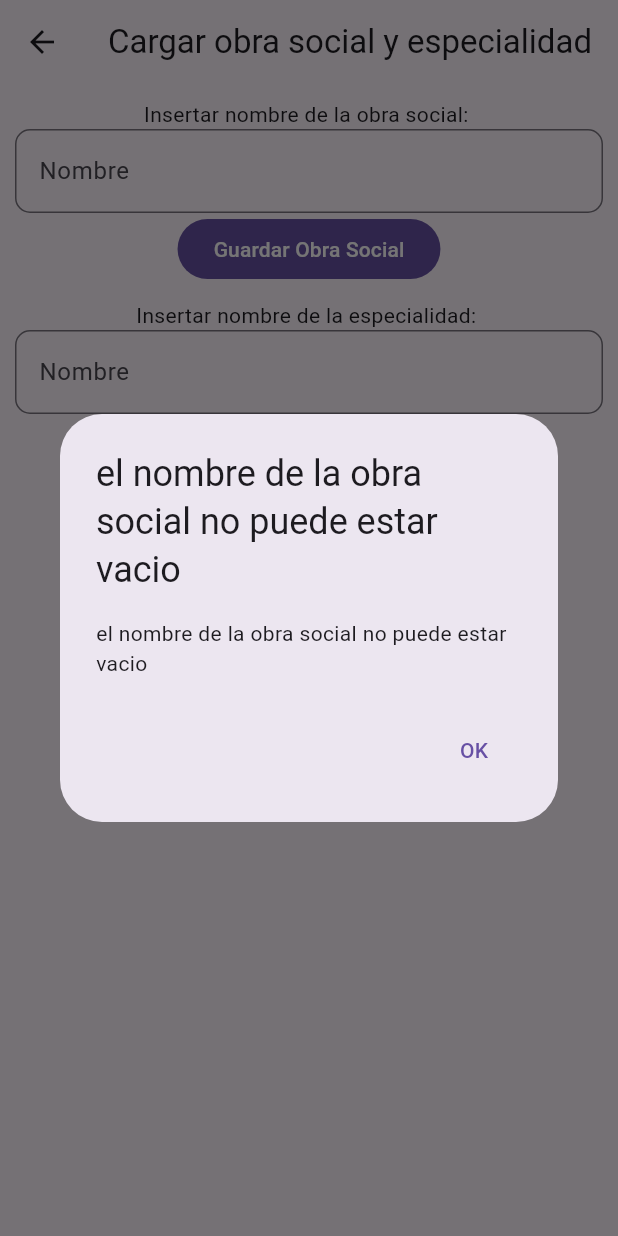
After one commit to Sixela33/AutoGuard, a Flutter app: the _AdminScreen screen opened directly, after a tap on "Guardar Obra Social", on a phone screen of 412 x 824 dp. The commit adds this screen. Run offline on Flutter 3.47's test engine with Material 3 defaults, Android fonts, the phone set to English and light mode, and no system bars; our stand-ins replace cloud_firestore, firebase_auth, firebase_core, flutter_dotenv, flutter_riverpod, go_router; missing offline and left inert: dart_openai; accounts and stored records are empty.

Commit message:
CHATGPT & admin screen progress

```diff
--- a/lib/core/appRouter.dart
+++ b/lib/core/appRouter.dart
@@ -1,5 +1,5 @@
 import 'package:autoguard/presentation/components/ScaffoldWithNavbar.dart';
-import 'package:autoguard/presentation/screens/AgregarNuevaObraSocial.dart';
+import 'package:autoguard/presentation/screens/AdminScreen.dart';
 import 'package:autoguard/presentation/screens/AgregarObraSocialUsuario.dart';
 import 'package:autoguard/presentation/screens/ConsultarEspecialista.dart';
 import 'package:autoguard/presentation/screens/HomeScreen.dart';
@@ -40,9 +40,9 @@ final appRouter = GoRouter(
             StatefulShellBranch(
               routes: [
                 GoRoute(
-                  name: AgregarNuevaObraSocial.name,
+                  name: AdminScreen.name,
                   path: 'Admin',
-                  builder: (context, state) => AgregarNuevaObraSocial(),
+                  builder: (context, state) => AdminScreen(),
                 ),
               ],
             ),
--- /dev/null
+++ b/lib/presentation/components/CustomPopup.dart
@@ -0,0 +1,30 @@
+import 'package:flutter/material.dart';
+
+class CustomPopup extends StatelessWidget {
+  final String title;
+  final String content;
+  final String buttonText;
+
+  const CustomPopup({
+    Key? key,
+    required this.title,
+    required this.content,
+    this.buttonText = 'OK',
+  }) : super(key: key);
+
+  @override
+  Widget build(BuildContext context) {
+    return AlertDialog(
+      title: Text(title),
+      content: Text(content),
+      actions: [
+        TextButton(
+          child: Text(buttonText),
+          onPressed: () {
+            Navigator.of(context).pop();
+          },
+        ),
+      ],
+    );
+  }
+}
--- a/lib/presentation/entities/Firebase.dart
+++ b/lib/presentation/entities/Firebase.dart
@@ -1,5 +1,6 @@
 import 'package:autoguard/presentation/entities/EspecialidadMedica.dart';
 import 'package:autoguard/presentation/entities/ObraSocial.dart';
+import 'package:autoguard/presentation/entities/ResponseObject.dart';
 import 'package:cloud_firestore/cloud_firestore.dart';
 import 'package:firebase_auth/firebase_auth.dart';
 
@@ -46,22 +47,27 @@ class Database {
   ///         FIRESTORE
   ///////////////////////////////////
 
-  Future<void> addObraSocial(String nombreObraSocial) async {
+  Future<ResponseObject> addObraSocial(String nombreObraSocial) async {
     try {
       String? userId = getCurrentUserId();
+      if(nombreObraSocial.trim().isEmpty){
+        return new ResponseObject(success: false, mensaje: 'el nombre de la obra social no puede estar vacio');
+      }
+
       if (userId != null) {
         DocumentReference docRef = _firestore.collection('obraSocial').doc();
         await docRef.set({
           'id': docRef.id,
           'nombre': nombreObraSocial,
       });
-      print('Obra social agregada con ID: ${docRef.id}');
+      return new ResponseObject(success: true, mensaje: 'Obra social agregada con exito');
       } else {
-        throw Exception('Usuario no autenticado');
+        // throw Exception('Usuario no autenticado');
+        return new ResponseObject(success: false, mensaje: 'Usuario no autenticado');
       }
     } catch (e) {
-      print('Error al agregar obra social: $e');
-      throw e;
+      return new ResponseObject(success: false, mensaje: e.toString());
+
     }
   }
 
@@ -74,14 +80,18 @@ class Database {
       List<ObraSocial> obrasSociales = [];
       for (DocumentSnapshot doc in response.docs) {
         Map<String, dynamic> data = doc.data() as Map<String, dynamic>;
-        ObraSocial obraSocial = ObraSocial.fromMap(data);
-        obrasSociales.add(obraSocial);
+        try {
+          ObraSocial obraSocial = ObraSocial.fromMap(data);
+          obrasSociales.add(obraSocial);
+        } catch (e) {
+          continue;
+        }
       }
 
       return obrasSociales;
 
     } catch (e) {
-      print('Error al agregar obra social: $e');
+      print('Error al fetchear obras sociales: $e');
       throw e;
     }
   }
--- /dev/null
+++ b/lib/presentation/entities/ResponseObject.dart
@@ -0,0 +1,6 @@
+class ResponseObject {
+  bool success;
+  String mensaje;
+
+  ResponseObject({required this.success, required this.mensaje});
+}
--- /dev/null
+++ b/lib/presentation/screens/AdminScreen.dart
@@ -0,0 +1,84 @@
+import 'package:autoguard/presentation/components/CustomPopup.dart';
+import 'package:autoguard/presentation/entities/ResponseObject.dart';
+import 'package:autoguard/presentation/providers/dbProvider.dart';
+import 'package:flutter/material.dart';
+import 'package:flutter_riverpod/flutter_riverpod.dart';
+
+class AdminScreen extends StatelessWidget {
+  static String name = 'Agregar obra social';
+  const AdminScreen({super.key});
+
+  @override
+  Widget build(BuildContext context) {
+    return _AdminScreen();
+  }
+}
+
+class _AdminScreen extends ConsumerWidget {
+  _AdminScreen({
+    super.key,
+  });
+
+  final TextEditingController nombreNuevaObraSocial = TextEditingController();
+  final TextEditingController nombreNuevaEspecialidad = TextEditingController();
+
+  @override
+  Widget build(BuildContext context, ref) {
+    final databaseNotifier = ref.watch(databaseNotifierProvider);
+
+    return Scaffold(
+      appBar: AppBar(
+        title: const Text("Cargar obra social y especialidad"),
+      ),
+      body: Padding(
+        padding: const EdgeInsets.all(10.0),
+        child: Column(
+          crossAxisAlignment: CrossAxisAlignment.center,
+          children: [
+            const Text("Insertar nombre de la obra social: "),
+            TextField(
+              controller: nombreNuevaObraSocial,
+              decoration: const InputDecoration(
+                hintText: 'Nombre',
+                border: OutlineInputBorder(
+                    borderRadius: BorderRadius.all(Radius.circular(10))),
+              ),
+            ),
+            FilledButton(
+              onPressed: () async {
+                ResponseObject res = await databaseNotifier.addObraSocial(nombreNuevaObraSocial.text);
+                showDialog(
+                  context: context,
+                  builder: (context) {
+                    return CustomPopup(title: res.mensaje, content: res.mensaje);
+                  });
+              },
+              child: const Text("Guardar Obra Social"),
+            ),
+            const SizedBox(height: 10),
+            const Text("Insertar nombre de la especialidad: "),
+            TextField(
+              controller: nombreNuevaEspecialidad,
+              decoration: const InputDecoration(
+                hintText: 'Nombre',
+                border: OutlineInputBorder(
+                    borderRadius: BorderRadius.all(Radius.circular(10))),
+              ),
+            ),
+            FilledButton(
+                onPressed: () async {
+                  await databaseNotifier.addEspecialidad(nombreNuevaEspecialidad.text);
+
+                },
+                child: const Text("Guardar Especialidad"),
+            ),
+            const SizedBox(height: 10),
+            FilledButton(
+              onPressed: () {},
+              child: Text('Añadir Medico'))
+          ],
+        ),
+      ),
+    );
+  }
+}
```
Also changed, not shown: lib/presentation/components/functions/consultarEspecialista.dart (+12 -7 lines), lib/presentation/screens/AgregarNuevaObraSocial.dart (deleted, +0 -72 lines), lib/presentation/screens/AgregarObraSocialUsuario.dart (+58 -27 lines).
